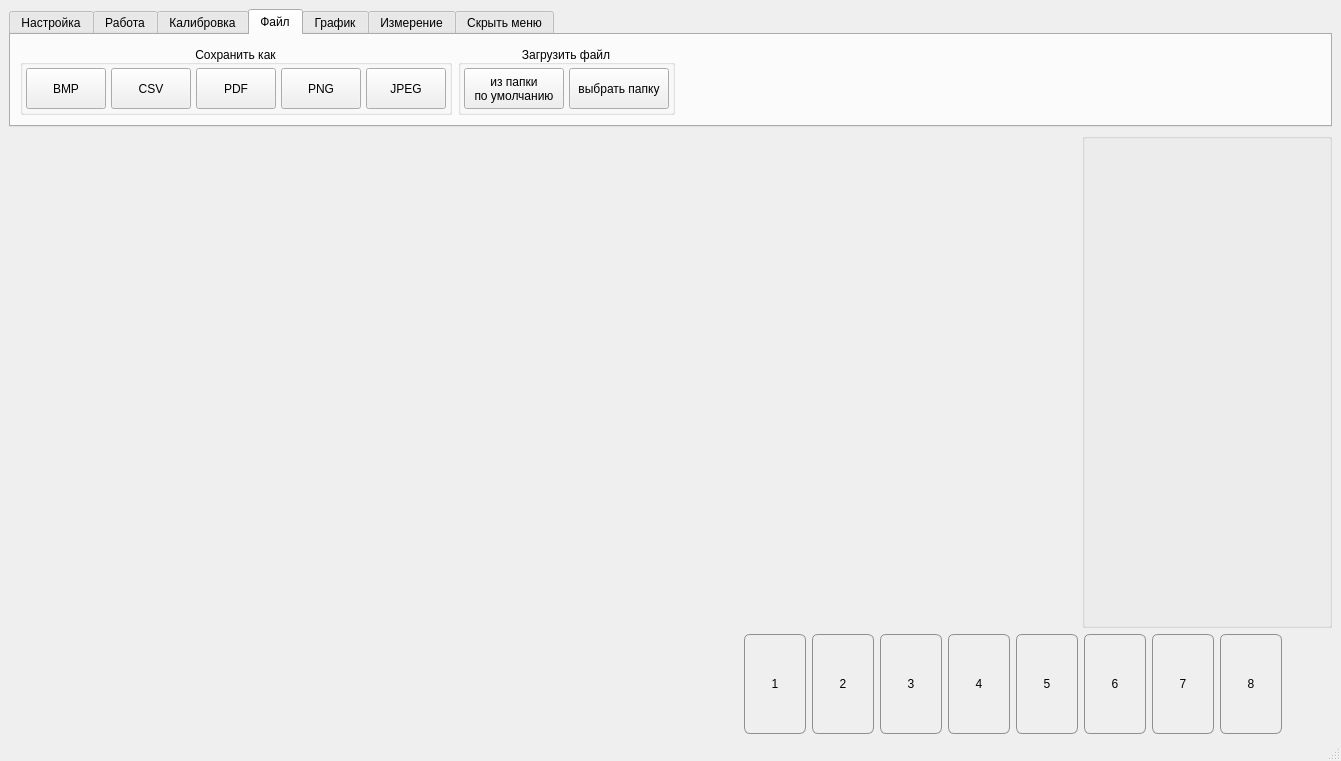
Before: the Qt Designer form Qt/mainwindow.ui in Ore111ek/Signal-registration-complex, drawn with Qt 5.
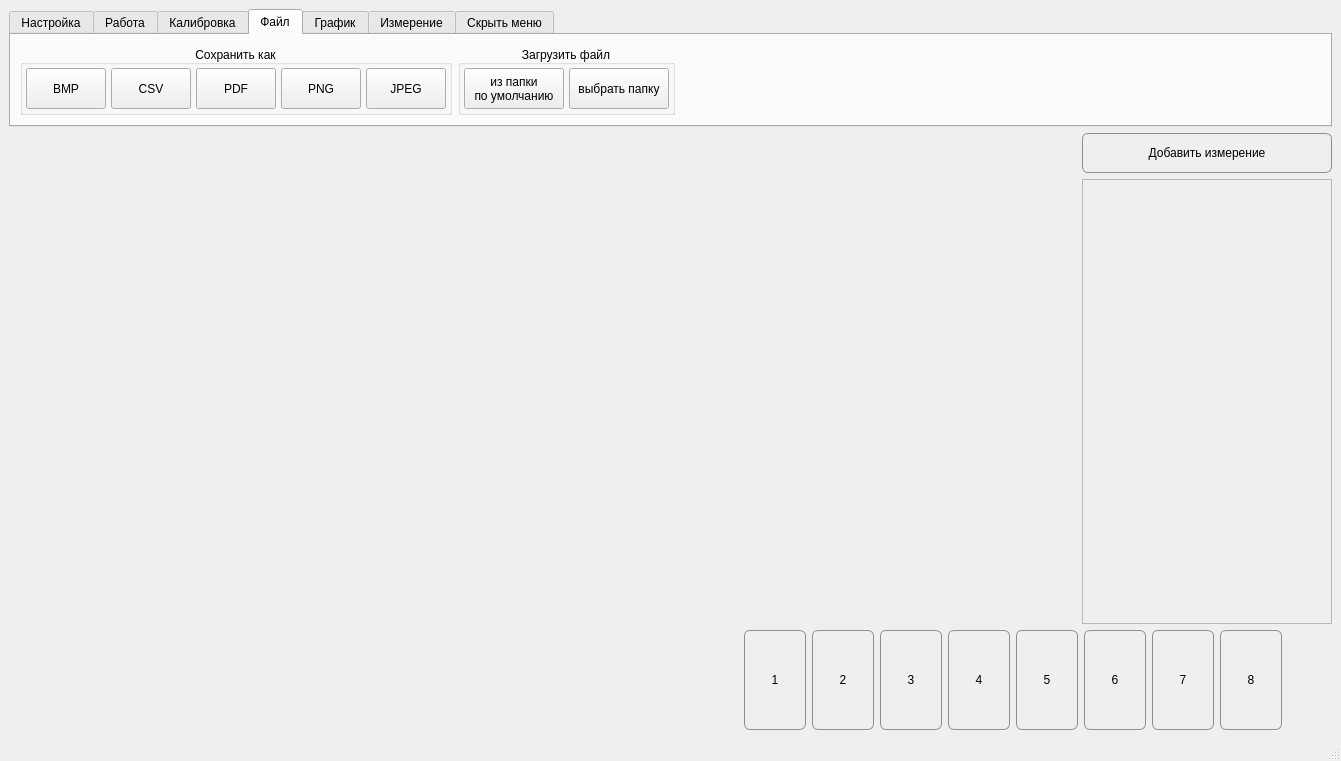
After: the same form once the commit is applied. Custom widgets are drawn as their Qt base class.

What changed in the file:
```diff
--- a/Qt/mainwindow.ui
+++ b/Qt/mainwindow.ui
@@ -14,10 +14,7 @@
    <string>Главное окно</string>
   </property>
   <widget class="QWidget" name="centralwidget">
-   <layout class="QVBoxLayout" name="verticalLayout">
-    <property name="bottomMargin">
-     <number>5</number>
-    </property>
+   <layout class="QVBoxLayout" name="verticalLayout_6">
     <item>
      <widget class="QTabWidget" name="tabWidget">
       <property name="sizePolicy">
@@ -1351,7 +1348,7 @@
       <item>
        <widget class="QCustomPlot" name="customPlot" native="true">
         <property name="sizePolicy">
-         <sizepolicy hsizetype="Preferred" vsizetype="Expanding">
+         <sizepolicy hsizetype="Expanding" vsizetype="Expanding">
           <horstretch>0</horstretch>
           <verstretch>0</verstretch>
          </sizepolicy>
@@ -1360,26 +1357,140 @@
        </widget>
       </item>
       <item>
-       <widget class="QGroupBox" name="groupBox_math">
-        <property name="sizePolicy">
-         <sizepolicy hsizetype="Fixed" vsizetype="Preferred">
-          <horstretch>0</horstretch>
-          <verstretch>0</verstretch>
-         </sizepolicy>
-        </property>
-        <property name="minimumSize">
-         <size>
-          <width>250</width>
-          <height>0</height>
-         </size>
-        </property>
-        <property name="layoutDirection">
-         <enum>Qt::LeftToRight</enum>
-        </property>
-        <property name="title">
-         <string/>
-        </property>
-       </widget>
+       <layout class="QVBoxLayout" name="verticalLayout">
+        <item>
+         <widget class="QPushButton" name="btn_add_math">
+          <property name="sizePolicy">
+           <sizepolicy hsizetype="Preferred" vsizetype="Fixed">
+            <horstretch>0</horstretch>
+            <verstretch>0</verstretch>
+           </sizepolicy>
+          </property>
+          <property name="minimumSize">
+           <size>
+            <width>62</width>
+            <height>40</height>
+           </size>
+          </property>
+          <property name="maximumSize">
+           <size>
+            <width>500</width>
+            <height>40</height>
+           </size>
+          </property>
+          <property name="styleSheet">
+           <string notr="true">QPushButton {
+     border: 1px solid #8f8f91;
+     border-radius: 6px;
+     background-color: qlineargradient(x1: 0, y1: 0, x2: 0, y2: 1,
+                                       stop: 0 #f6f7fa, stop: 1 #dadbde);
+     min-width: 60px;
+ }
+
+QPushButton:hover {
+     border: 1px solid #bc3be3;
+     border-radius: 6px;
+     background-color: qlineargradient(x1: 0, y1: 0, x2: 0, y2: 1,
+                                       stop: 0 #f6f7fa, stop: 1 #dadbde);
+     min-width: 60px;
+ }
+
+ QPushButton:pressed {
+     background-color: qlineargradient(x1: 0, y1: 0, x2: 0, y2: 1,
+                                       stop: 0 #dadbde, stop: 1 #f6f7fa);
+ }
+
+ QPushButton:flat {
+     border: none; /* для плоской кнопки границы нет */
+ }
+
+ QPushButton:default {
+     border-color: navy; /* делаем кнопку по умолчанию выпуклой */
+ }</string>
+          </property>
+          <property name="text">
+           <string>Добавить измерение</string>
+          </property>
+         </widget>
+        </item>
+        <item>
+         <widget class="QScrollArea" name="scrollArea_math">
+          <property name="sizePolicy">
+           <sizepolicy hsizetype="Fixed" vsizetype="Expanding">
+            <horstretch>0</horstretch>
+            <verstretch>0</verstretch>
+           </sizepolicy>
+          </property>
+          <property name="minimumSize">
+           <size>
+            <width>250</width>
+            <height>0</height>
+           </size>
+          </property>
+          <property name="frameShape">
+           <enum>QFrame::StyledPanel</enum>
+          </property>
+          <property name="frameShadow">
+           <enum>QFrame::Plain</enum>
+          </property>
+          <property name="lineWidth">
+           <number>2</number>
+          </property>
+          <property name="midLineWidth">
+           <number>2</number>
+          </property>
+          <property name="verticalScrollBarPolicy">
+           <enum>Qt::ScrollBarAsNeeded</enum>
+          </property>
+          <property name="horizontalScrollBarPolicy">
+           <enum>Qt::ScrollBarAlwaysOff</enum>
+          </property>
+          <property name="widgetResizable">
+           <bool>true</bool>
+          </property>
+          <property name="alignment">
+           <set>Qt::AlignHCenter|Qt::AlignTop</set>
+          </property>
+          <widget class="QWidget" name="scrollAreaWidgetContents">
+           <property name="geometry">
+            <rect>
+             <x>0</x>
+             <y>0</y>
+             <width>248</width>
+             <height>391</height>
+            </rect>
+           </property>
+           <layout class="QVBoxLayout" name="verticalLayout_5">
+            <property name="leftMargin">
+             <number>3</number>
+            </property>
+            <property name="topMargin">
+             <number>3</number>
+            </property>
+            <property name="rightMargin">
+             <number>3</number>
+            </property>
+            <property name="bottomMargin">
+             <number>3</number>
+            </property>
+            <item>
+             <spacer name="verticalSpacer">
+              <property name="orientation">
+               <enum>Qt::Vertical</enum>
+              </property>
+              <property name="sizeHint" stdset="0">
+               <size>
+                <width>20</width>
+                <height>40</height>
+               </size>
+              </property>
+             </spacer>
+            </item>
+           </layout>
+          </widget>
+         </widget>
+        </item>
+       </layout>
       </item>
      </layout>
     </item>
```
